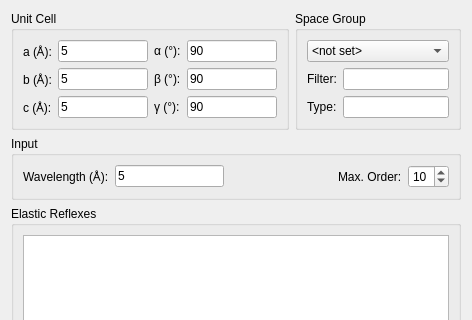
First picture: the form in ui/powder.ui, repository tweber-ill/frm_mirror-takin1, before the edit; both pictures show x 0 to 472 and y 0 to 320 of the 472 by 522 pixel window.
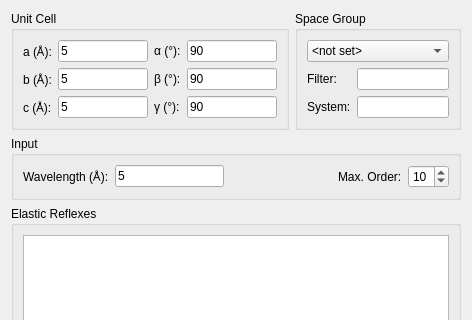
Second picture: the form after the edit.

Diff of the .ui file:
```diff
--- a/ui/powder.ui
+++ b/ui/powder.ui
@@ -172,7 +172,7 @@
          </sizepolicy>
         </property>
         <property name="text">
-         <string>Type:</string>
+         <string>System:</string>
         </property>
        </widget>
       </item>
```
